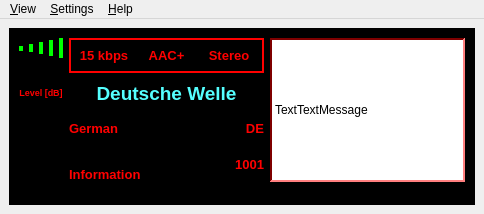
The window that dream/src/GUI-QT/DRMMainWindow.ui (mmjee/dream-patched) describes before a commit, drawn with Qt 5.
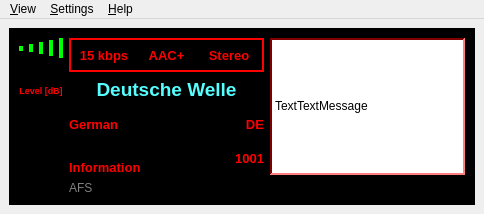
The same window after the commit. Icons and pictures are not drawn. Custom widgets are drawn as their Qt base class.

Diff of the .ui file:
```diff
--- a/dream/src/GUI-QT/DRMMainWindow.ui
+++ b/dream/src/GUI-QT/DRMMainWindow.ui
@@ -9056,6 +9056,28 @@
          </item>
         </layout>
        </item>
+       <item row="2" column="1">
+        <widget class="QLabel" name="labelAFS">
+         <property name="enabled">
+          <bool>false</bool>
+         </property>
+         <property name="sizePolicy">
+          <sizepolicy hsizetype="Minimum" vsizetype="Minimum">
+           <horstretch>0</horstretch>
+           <verstretch>0</verstretch>
+          </sizepolicy>
+         </property>
+         <property name="lineWidth">
+          <number>0</number>
+         </property>
+         <property name="text">
+          <string>AFS</string>
+         </property>
+         <property name="textFormat">
+          <enum>Qt::PlainText</enum>
+         </property>
+        </widget>
+       </item>
       </layout>
      </widget>
     </item>
```
